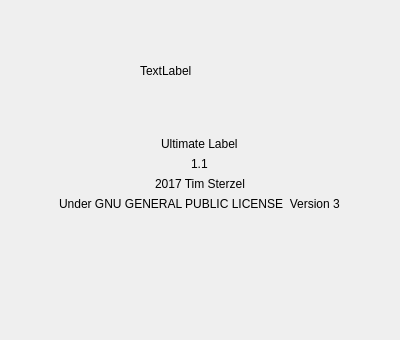
This is aboutdialog.ui in timsterzel/Ultimate-Label as Qt 5 draws it before an edit. The edited form follows.
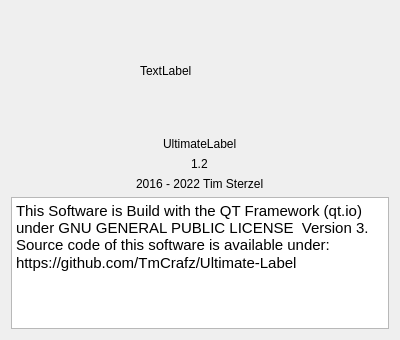
This is the edited form.

```diff
--- a/aboutdialog.ui
+++ b/aboutdialog.ui
@@ -36,28 +36,60 @@
    <item alignment="Qt::AlignHCenter">
     <widget class="QLabel" name="label_appName">
      <property name="text">
-      <string>Ultimate Label</string>
+      <string>UltimateLabel</string>
      </property>
     </widget>
    </item>
    <item alignment="Qt::AlignHCenter">
     <widget class="QLabel" name="label_version">
      <property name="text">
-      <string>1.1</string>
+      <string>1.2</string>
      </property>
     </widget>
    </item>
    <item alignment="Qt::AlignHCenter">
     <widget class="QLabel" name="label_developer">
      <property name="text">
-      <string>2017 Tim Sterzel</string>
+      <string>2016 - 2022 Tim Sterzel</string>
      </property>
     </widget>
    </item>
-   <item alignment="Qt::AlignHCenter">
-    <widget class="QLabel" name="label">
-     <property name="text">
-      <string>Under GNU GENERAL PUBLIC LICENSE  Version 3</string>
+   <item>
+    <widget class="QTextBrowser" name="textBrowser_sourceCodeUrl">
+     <property name="enabled">
+      <bool>true</bool>
+     </property>
+     <property name="toolTipDuration">
+      <number>0</number>
+     </property>
+     <property name="layoutDirection">
+      <enum>Qt::LeftToRight</enum>
+     </property>
+     <property name="frameShape">
+      <enum>QFrame::StyledPanel</enum>
+     </property>
+     <property name="frameShadow">
+      <enum>QFrame::Sunken</enum>
+     </property>
+     <property name="lineWidth">
+      <number>1</number>
+     </property>
+     <property name="verticalScrollBarPolicy">
+      <enum>Qt::ScrollBarAlwaysOff</enum>
+     </property>
+     <property name="horizontalScrollBarPolicy">
+      <enum>Qt::ScrollBarAlwaysOff</enum>
+     </property>
+     <property name="sizeAdjustPolicy">
+      <enum>QAbstractScrollArea::AdjustIgnored</enum>
+     </property>
+     <property name="html">
+      <string>&lt;!DOCTYPE HTML PUBLIC &quot;-//W3C//DTD HTML 4.0//EN&quot; &quot;http://www.w3.org/TR/REC-html40/strict.dtd&quot;&gt;
+&lt;html&gt;&lt;head&gt;&lt;meta name=&quot;qrichtext&quot; content=&quot;1&quot; /&gt;&lt;meta charset=&quot;utf-8&quot; /&gt;&lt;style type=&quot;text/css&quot;&gt;
+p, li { white-space: pre-wrap; }
+&lt;/style&gt;&lt;/head&gt;&lt;body style=&quot; font-family:'Ubuntu'; font-size:11pt; font-weight:400; font-style:normal;&quot;&gt;
+&lt;p style=&quot; margin-top:0px; margin-bottom:0px; margin-left:0px; margin-right:0px; -qt-block-indent:0; text-indent:0px;&quot;&gt;This Software is Build with the QT Framework (qt.io) under GNU GENERAL PUBLIC LICENSE  Version 3. Source code of this software is available under:&lt;/p&gt;
+&lt;p style=&quot; margin-top:0px; margin-bottom:0px; margin-left:0px; margin-right:0px; -qt-block-indent:0; text-indent:0px;&quot;&gt;https://github.com/TmCrafz/Ultimate-Label&lt;/p&gt;&lt;/body&gt;&lt;/html&gt;</string>
      </property>
     </widget>
    </item>
```
